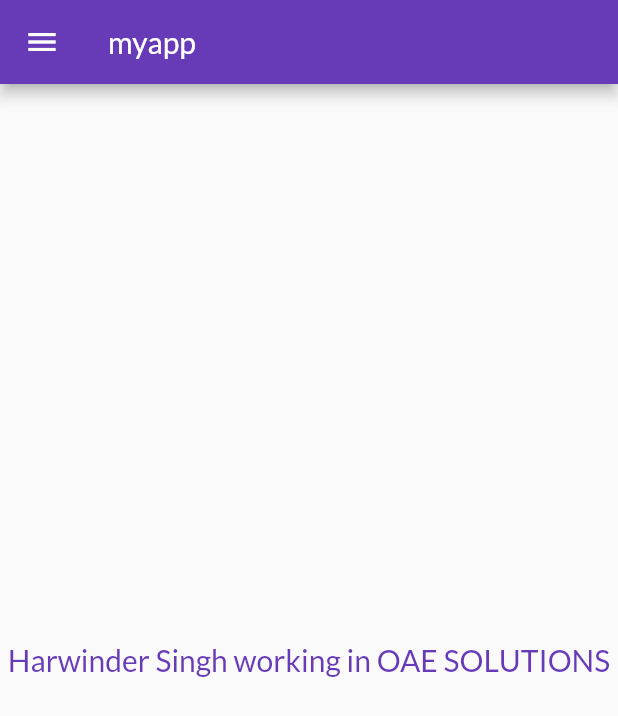
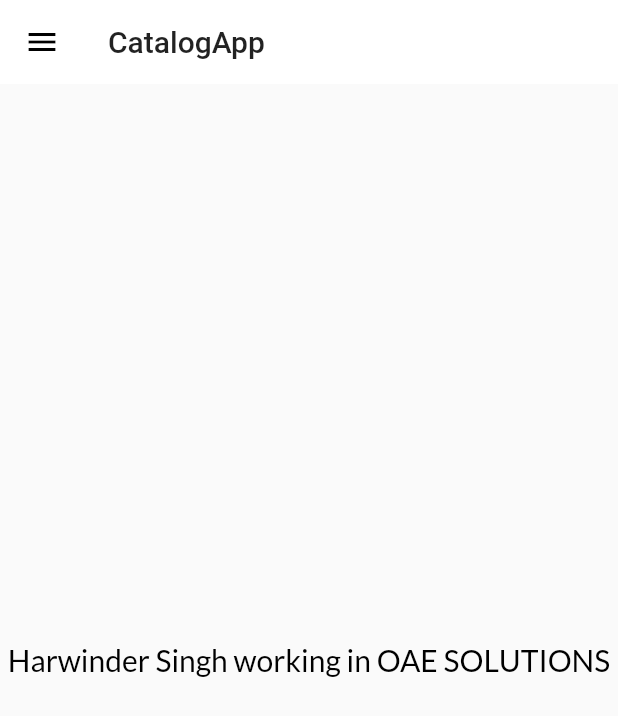
Before and after one commit to Harwindersingh007/flutter, a Flutter app: the screen it shows after launch, on a phone screen of 412 x 824 dp. Shown: the top 716 px of the screen. Run offline on Flutter 3.47's test engine with Material 2 defaults, Android fonts, the phone set to English and light mode, and no system bars; our stand-ins replace google_fonts.

Commit message:
themes extracted

```diff
--- a/myfirstapp/lib/main.dart
+++ b/myfirstapp/lib/main.dart
@@ -1,8 +1,8 @@
 import 'package:flutter/material.dart';
 import 'package:myfirstapp/pages/home_page.dart';
 import 'package:myfirstapp/pages/login_page.dart';
-import 'package:google_fonts/google_fonts.dart';
 import 'package:myfirstapp/utils/routes.dart';
+import 'package:myfirstapp/widgets/themes.dart';
 
 void main() {
   runApp(const MyApp());
@@ -14,14 +14,10 @@ class MyApp extends StatelessWidget {
   @override
   Widget build(BuildContext context) {
     return MaterialApp(
+      themeMode: ThemeMode.light,
       debugShowCheckedModeBanner: false,
-      themeMode: ThemeMode.light,
-      darkTheme: ThemeData(
-        brightness: Brightness.dark,
-      ),
-      theme: ThemeData(
-          primarySwatch: Colors.blue,
-          fontFamily: GoogleFonts.lato().fontFamily),
+      theme: MyTheme.lightTheme(context),
+      darkTheme: MyTheme.darkTheme(context),
       initialRoute: MyRoutes.homeRoute,
       routes: {
         "/": (context) => const Loginpage(),
--- a/myfirstapp/lib/pages/home_page.dart
+++ b/myfirstapp/lib/pages/home_page.dart
@@ -12,15 +12,16 @@ class homePage extends StatelessWidget {
 
     return Scaffold(
       appBar: AppBar(
-        backgroundColor: Colors.deepPurple,
-        title: const Text("myapp"),
+        title: const Text(
+          "CatalogApp",
+        ),
       ),
       body: Center(
         child: Text(
           name,
           textAlign: TextAlign.center,
           style: const TextStyle(
-            color: Colors.deepPurple,
+            color: Colors.black,
             fontSize: 20,
           ),
         ),
--- /dev/null
+++ b/myfirstapp/lib/widgets/themes.dart
@@ -0,0 +1,20 @@
+import 'package:flutter/material.dart';
+import 'package:google_fonts/google_fonts.dart';
+
+class MyTheme {
+  static ThemeData lightTheme(BuildContext context) => ThemeData(
+      primarySwatch: Colors.deepPurple,
+      fontFamily: GoogleFonts.lato().fontFamily,
+      appBarTheme: AppBarTheme(
+        color: Colors.white,
+        elevation: 0.0,
+        iconTheme: const IconThemeData(
+          color: Colors.black,
+        ),
+        titleTextStyle: Theme.of(context).textTheme.headline6,
+      ));
+
+  static ThemeData darkTheme(BuildContext context) => ThemeData(
+        brightness: Brightness.dark,
+      );
+}
```
Also changed, not shown: 1 other file.
